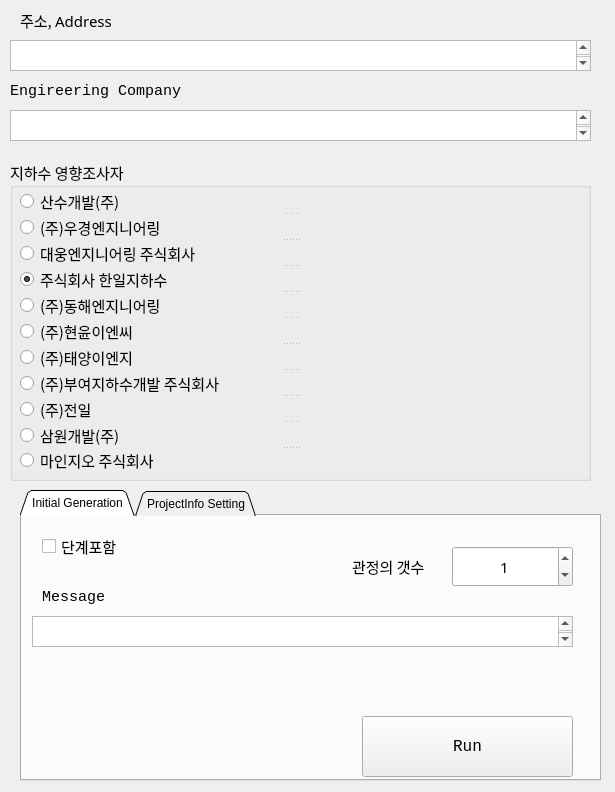
ihanseol/04_PyhtonDemoDojang, file 11_util/totalcmd python/03_지하수 이용실태 조사표/09_QT YangSoo File Generator/01_Original File/aqt_input.ui: the form before one commit.
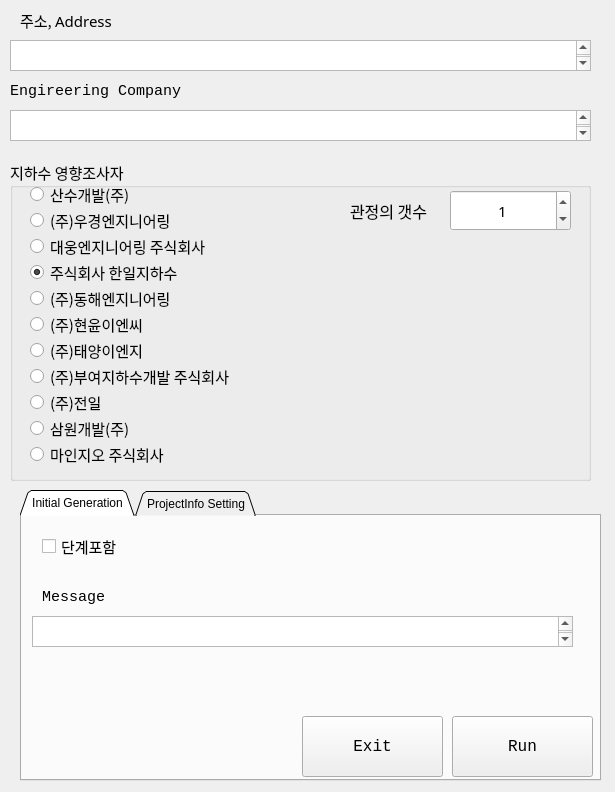
The form after the commit.

What changed in the file:
```diff
--- a/11_util/totalcmd python/03_지하수 이용실태 조사표/09_QT YangSoo File Generator/01_Original File/aqt_input.ui
+++ b/11_util/totalcmd python/03_지하수 이용실태 조사표/09_QT YangSoo File Generator/01_Original File/aqt_input.ui
@@ -99,59 +99,12 @@
        <string>Message</string>
       </property>
      </widget>
-     <widget class="QSpinBox" name="spinBox">
-      <property name="geometry">
-       <rect>
-        <x>430</x>
-        <y>30</y>
-        <width>121</width>
-        <height>41</height>
-       </rect>
-      </property>
-      <property name="font">
-       <font>
-        <family>D2Coding</family>
-        <pointsize>11</pointsize>
-       </font>
-      </property>
-      <property name="alignment">
-       <set>Qt::AlignCenter</set>
-      </property>
-      <property name="buttonSymbols">
-       <enum>QAbstractSpinBox::UpDownArrows</enum>
-      </property>
-      <property name="showGroupSeparator" stdset="0">
-       <bool>false</bool>
-      </property>
-      <property name="value">
-       <number>1</number>
-      </property>
-     </widget>
-     <widget class="QLabel" name="label_2">
-      <property name="geometry">
-       <rect>
-        <x>330</x>
-        <y>40</y>
-        <width>141</width>
-        <height>21</height>
-       </rect>
-      </property>
-      <property name="font">
-       <font>
-        <family>D2Coding</family>
-        <pointsize>11</pointsize>
-       </font>
-      </property>
-      <property name="text">
-       <string>관정의 갯수</string>
-      </property>
-     </widget>
      <widget class="QPushButton" name="pushButton">
       <property name="geometry">
        <rect>
-        <x>340</x>
+        <x>430</x>
         <y>200</y>
-        <width>211</width>
+        <width>141</width>
         <height>61</height>
        </rect>
       </property>
@@ -165,17 +118,36 @@
        <string>Run</string>
       </property>
      </widget>
+     <widget class="QPushButton" name="pushButton_2">
+      <property name="geometry">
+       <rect>
+        <x>280</x>
+        <y>200</y>
+        <width>141</width>
+        <height>61</height>
+       </rect>
+      </property>
+      <property name="font">
+       <font>
+        <family>Consolas</family>
+        <pointsize>12</pointsize>
+       </font>
+      </property>
+      <property name="text">
+       <string>Exit</string>
+      </property>
+     </widget>
     </widget>
     <widget class="QWidget" name="tab_2">
      <attribute name="title">
       <string>ProjectInfo Setting</string>
      </attribute>
-     <widget class="QPushButton" name="pushButton_2">
+     <widget class="QPushButton" name="pushButton_3">
       <property name="geometry">
        <rect>
-        <x>350</x>
+        <x>410</x>
         <y>190</y>
-        <width>211</width>
+        <width>151</width>
         <height>61</height>
        </rect>
       </property>
@@ -317,19 +289,34 @@
     <property name="title">
      <string>지하수 영향조사자</string>
     </property>
-    <widget class="QSplitter" name="splitter">
+    <widget class="QRadioButton" name="radio11">
      <property name="geometry">
       <rect>
-       <x>10</x>
-       <y>30</y>
-       <width>541</width>
-       <height>281</height>
+       <x>20</x>
+       <y>284</y>
+       <width>161</width>
+       <height>21</height>
       </rect>
      </property>
-     <property name="orientation">
-      <enum>Qt::Vertical</enum>
+     <property name="font">
+      <font>
+       <family>맑은 고딕</family>
+       <pointsize>11</pointsize>
+      </font>
      </property>
+     <property name="text">
+      <string>마인지오 주식회사</string>
+     </property>
+    </widget>
      <widget class="QRadioButton" name="radio1">
+     <property name="geometry">
+      <rect>
+       <x>20</x>
+       <y>24</y>
+       <width>131</width>
+       <height>21</height>
+      </rect>
+     </property>
       <property name="font">
        <font>
         <family>맑은 고딕</family>
@@ -340,18 +327,15 @@
        <string>산수개발(주)</string>
       </property>
      </widget>
-     <widget class="QRadioButton" name="radio3">
-      <property name="font">
-       <font>
-        <family>맑은 고딕</family>
-        <pointsize>11</pointsize>
-       </font>
-      </property>
-      <property name="text">
-       <string>(주)우경엔지니어링</string>
-      </property>
-     </widget>
-     <widget class="QRadioButton" name="radio2">
+    <widget class="QRadioButton" name="radio5">
+     <property name="geometry">
+      <rect>
+       <x>20</x>
+       <y>128</y>
+       <width>161</width>
+       <height>21</height>
+      </rect>
+     </property>
       <property name="font">
        <font>
         <family>맑은 고딕</family>
@@ -359,10 +343,18 @@
        </font>
       </property>
       <property name="text">
-       <string>대웅엔지니어링 주식회사</string>
+      <string>(주)동해엔지니어링</string>
       </property>
      </widget>
      <widget class="QRadioButton" name="radio4">
+     <property name="geometry">
+      <rect>
+       <x>20</x>
+       <y>102</y>
+       <width>161</width>
+       <height>21</height>
+      </rect>
+     </property>
       <property name="font">
        <font>
         <family>맑은 고딕</family>
@@ -376,7 +368,15 @@
        <bool>true</bool>
       </property>
      </widget>
-     <widget class="QRadioButton" name="radio5">
+    <widget class="QRadioButton" name="radio2">
+     <property name="geometry">
+      <rect>
+       <x>20</x>
+       <y>76</y>
+       <width>201</width>
+       <height>21</height>
+      </rect>
+     </property>
       <property name="font">
        <font>
         <family>맑은 고딕</family>
@@ -384,10 +384,37 @@
        </font>
       </property>
       <property name="text">
-       <string>(주)동해엔지니어링</string>
+      <string>대웅엔지니어링 주식회사</string>
+     </property>
+    </widget>
+    <widget class="QRadioButton" name="radio8">
+     <property name="geometry">
+      <rect>
+       <x>20</x>
+       <y>206</y>
+       <width>221</width>
+       <height>21</height>
+      </rect>
+     </property>
+     <property name="font">
+      <font>
+       <family>맑은 고딕</family>
+       <pointsize>11</pointsize>
+      </font>
+     </property>
+     <property name="text">
+      <string>(주)부여지하수개발 주식회사</string>
       </property>
      </widget>
      <widget class="QRadioButton" name="radio6">
+     <property name="geometry">
+      <rect>
+       <x>20</x>
+       <y>154</y>
+       <width>121</width>
+       <height>21</height>
+      </rect>
+     </property>
       <property name="font">
        <font>
         <family>맑은 고딕</family>
@@ -398,7 +425,37 @@
        <string>(주)현윤이엔씨</string>
       </property>
      </widget>
+    <widget class="QRadioButton" name="radio10">
+     <property name="geometry">
+      <rect>
+       <x>20</x>
+       <y>258</y>
+       <width>121</width>
+       <height>21</height>
+      </rect>
+     </property>
+     <property name="font">
+      <font>
+       <family>맑은 고딕</family>
+       <pointsize>11</pointsize>
+      </font>
+     </property>
+     <property name="text">
+      <string>삼원개발(주)</string>
+     </property>
+     <property name="checked">
+      <bool>false</bool>
+     </property>
+    </widget>
      <widget class="QRadioButton" name="radio7">
+     <property name="geometry">
+      <rect>
+       <x>20</x>
+       <y>180</y>
+       <width>131</width>
+       <height>21</height>
+      </rect>
+     </property>
       <property name="font">
        <font>
         <family>맑은 고딕</family>
@@ -409,18 +466,15 @@
        <string>(주)태양이엔지</string>
       </property>
      </widget>
-     <widget class="QRadioButton" name="radio8">
-      <property name="font">
-       <font>
-        <family>맑은 고딕</family>
-        <pointsize>11</pointsize>
-       </font>
-      </property>
-      <property name="text">
-       <string>(주)부여지하수개발 주식회사</string>
-      </property>
-     </widget>
      <widget class="QRadioButton" name="radio9">
+     <property name="geometry">
+      <rect>
+       <x>20</x>
+       <y>232</y>
+       <width>91</width>
+       <height>21</height>
+      </rect>
+     </property>
       <property name="font">
        <font>
         <family>맑은 고딕</family>
@@ -431,7 +485,15 @@
        <string>(주)전일</string>
       </property>
      </widget>
-     <widget class="QRadioButton" name="radio10">
+    <widget class="QRadioButton" name="radio3">
+     <property name="geometry">
+      <rect>
+       <x>20</x>
+       <y>50</y>
+       <width>161</width>
+       <height>21</height>
+      </rect>
+     </property>
       <property name="font">
        <font>
         <family>맑은 고딕</family>
@@ -439,23 +501,55 @@
        </font>
       </property>
       <property name="text">
-       <string>삼원개발(주)</string>
-      </property>
-      <property name="checked">
+      <string>(주)우경엔지니어링</string>
+     </property>
+    </widget>
+    <widget class="QLabel" name="label_2">
+     <property name="geometry">
+      <rect>
+       <x>340</x>
+       <y>40</y>
+       <width>91</width>
+       <height>21</height>
+      </rect>
+     </property>
+     <property name="font">
+      <font>
+       <family>D2Coding</family>
+       <pointsize>12</pointsize>
+      </font>
+     </property>
+     <property name="text">
+      <string>관정의 갯수</string>
+     </property>
+    </widget>
+    <widget class="QSpinBox" name="spinBox">
+     <property name="geometry">
+      <rect>
+       <x>440</x>
+       <y>30</y>
+       <width>121</width>
+       <height>41</height>
+      </rect>
+     </property>
+     <property name="font">
+      <font>
+       <family>D2Coding</family>
+       <pointsize>11</pointsize>
+      </font>
+     </property>
+     <property name="alignment">
+      <set>Qt::AlignCenter</set>
+     </property>
+     <property name="buttonSymbols">
+      <enum>QAbstractSpinBox::UpDownArrows</enum>
+     </property>
+     <property name="showGroupSeparator" stdset="0">
        <bool>false</bool>
       </property>
-     </widget>
-     <widget class="QRadioButton" name="radio11">
-      <property name="font">
-       <font>
-        <family>맑은 고딕</family>
-        <pointsize>11</pointsize>
-       </font>
-      </property>
-      <property name="text">
-       <string>마인지오 주식회사</string>
-      </property>
-     </widget>
+     <property name="value">
+      <number>1</number>
+     </property>
     </widget>
    </widget>
   </widget>
```
Left out of the diff: 19 changed lines with no effect on the pictures. Lines whose indentation alone changed are shown as unchanged.
